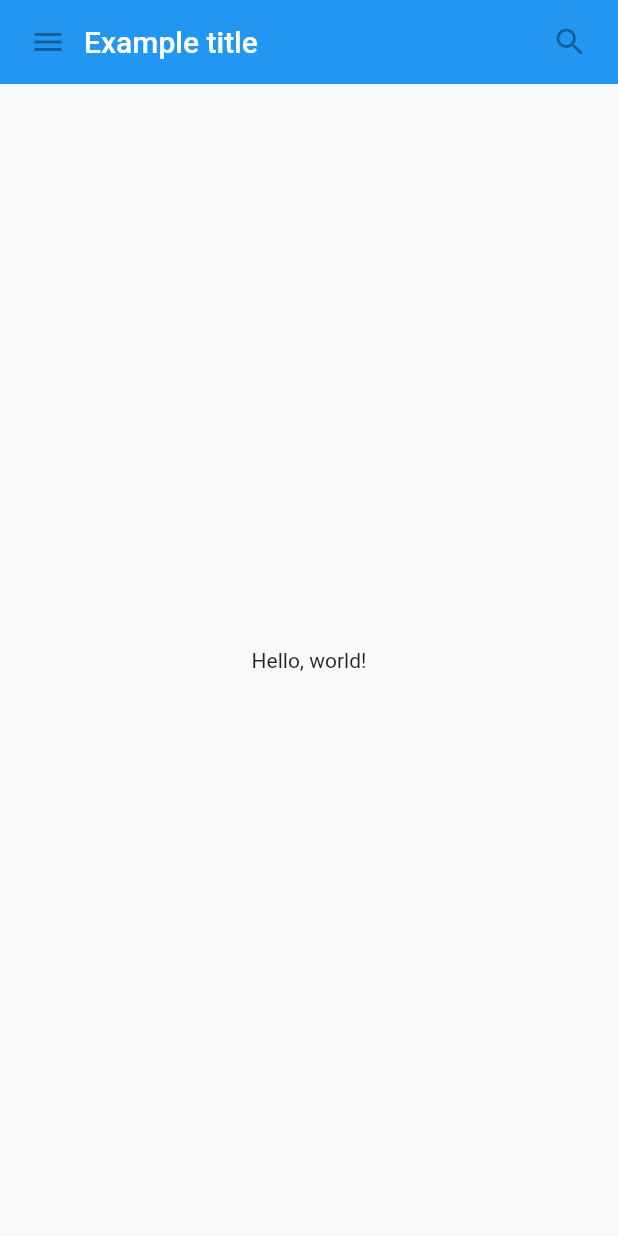
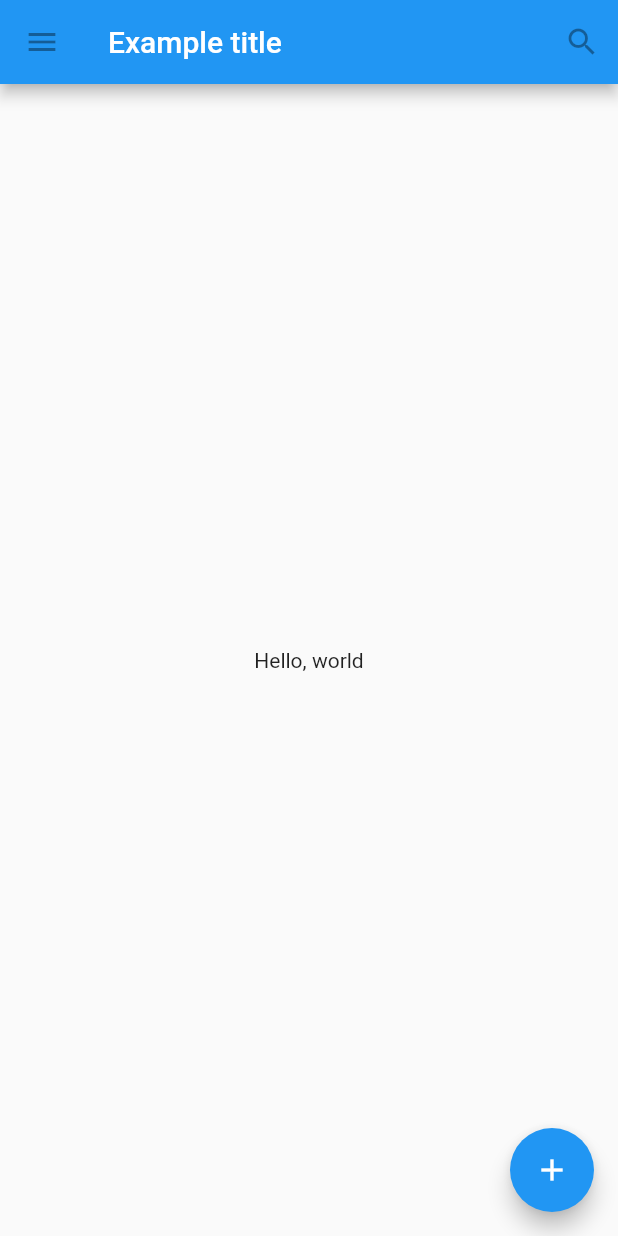
Before and after one commit to minje70/flutter_example, a Flutter app: the screen it shows after launch, on a phone screen of 412 x 824 dp. Run offline on Flutter 3.47's test engine with Material 2 defaults, Android fonts, the light colour scheme and no system bars.

Commit message:
[added] Material Components
- 기본적으로 사용하는 Material Components에 대해서 공부해보자
- AppBar, Scaffold, MaterialApp에 대해서 알 수 있다.

```diff
--- a/study_widget/lib/main.dart
+++ b/study_widget/lib/main.dart
@@ -1,66 +1,41 @@
 import 'package:flutter/material.dart';
 
-class MyAppBar extends StatelessWidget {
-  const MyAppBar({required this.title, Key? key}) : super(key: key);
+void main() {
+  runApp(const MaterialApp(
+    title: 'Flutter Tutorial',
+    home: TutorialHome(),
+  ));
+}
 
-  final Widget title;
+class TutorialHome extends StatelessWidget {
+  const TutorialHome({Key? key}) : super(key: key);
 
   @override
   Widget build(BuildContext context) {
-    return Container(
-      height: 56.0,
-      padding: const EdgeInsets.symmetric(horizontal: 8.0),
-      decoration: BoxDecoration(
-        color: Colors.blue[500],
-      ),
-      child: Row(
-        children: [
-          const IconButton(
-            icon: Icon(Icons.menu),
-            tooltip: 'Navigation menu',
-            onPressed: null,
-          ),
-          Expanded(child: title),
-          const IconButton(
+    return Scaffold(
+      appBar: AppBar(
+        leading: const IconButton(
+          onPressed: null,
+          icon: Icon(Icons.menu),
+          tooltip: 'Navigation menu',
+        ),
+        title: const Text('Example title'),
+        actions: const [
+          IconButton(
             onPressed: null,
             icon: Icon(Icons.search),
             tooltip: 'Search',
-          ),
+          )
         ],
+      ),
+      body: const Center(
+        child: Text('Hello, world'),
+      ),
+      floatingActionButton: const FloatingActionButton(
+        onPressed: null,
+        tooltip: 'Add',
+        child: Icon(Icons.add),
       ),
     );
   }
 }
-
-class MyScaffold extends StatelessWidget {
-  const MyScaffold({Key? key}) : super(key: key);
-
-  @override
-  Widget build(BuildContext context) {
-    return Material(
-      child: Column(
-        children: [
-          MyAppBar(
-            title: Text(
-              'Example title',
-              style: Theme.of(context).primaryTextTheme.headline6,
-            ),
-          ),
-          const Expanded(
-              child: Center(
-            child: Text('Hello, world!'),
-          ))
-        ],
-      ),
-    );
-  }
-}
-
-void main() {
-  runApp(const MaterialApp(
-    title: 'My app',
-    home: SafeArea(
-      child: MyScaffold(),
-    ),
-  ));
-}
```
